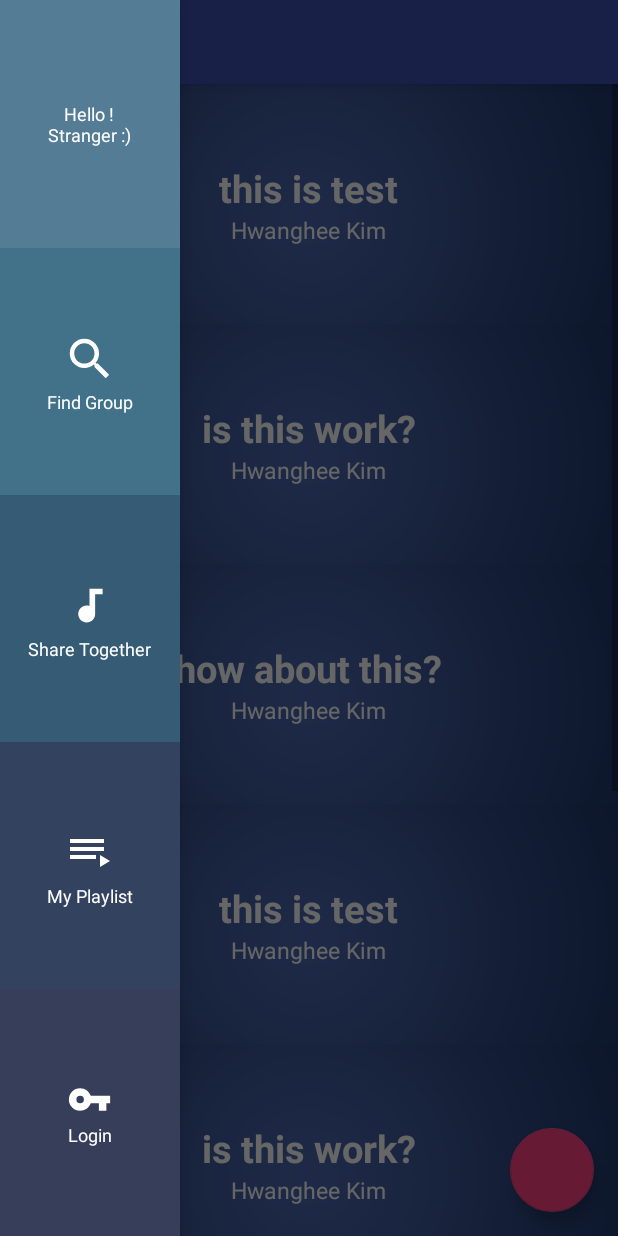
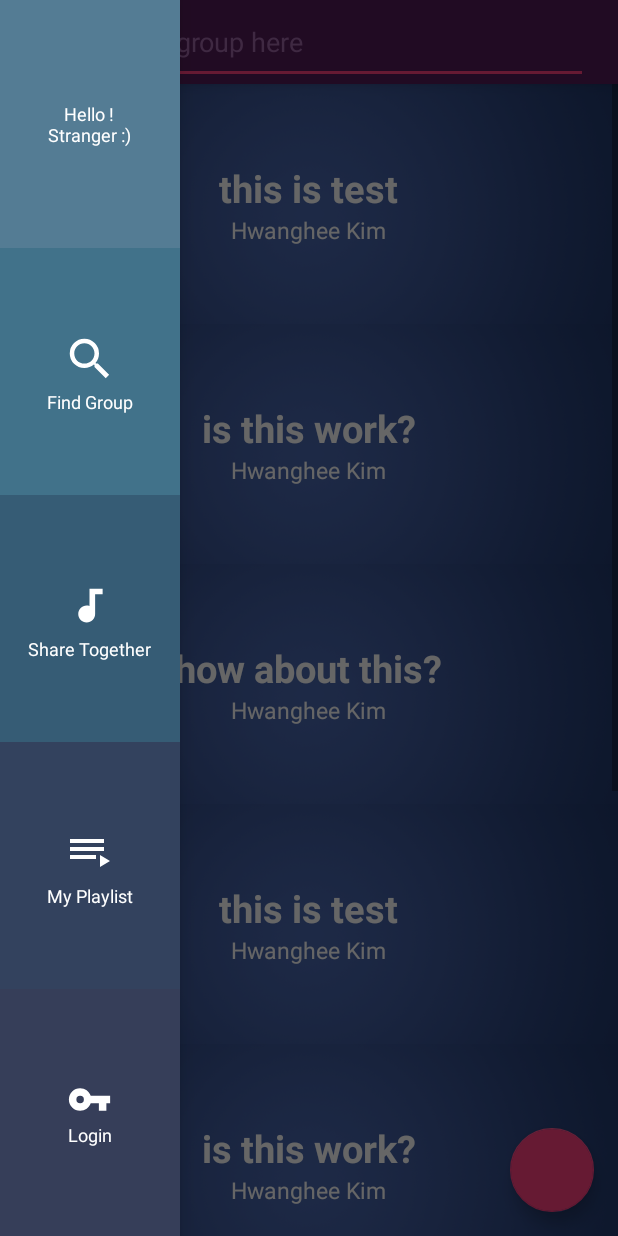
Before and after one commit to HwangheeKim/SharePlaylist, an Android app: the screen it shows after launch (MainActivity), with the side drawer open, on a phone screen of 412 x 824 dp. Run offline under Robolectric (Android 15) with nearby library versions, the light colour scheme and no system bars; our stand-ins replace Picasso; libraries missing offline, so code that uses them is left out: com.facebook, com.koushikdutta.async, com.koushikdutta.ion; pictures from the network do not load; 1 statement that could not run was skipped.

Commit message:
Search bar added

```diff
--- a/android/app/src/main/java/com/example/q/shareplaylist/FindGroup.java
+++ b/android/app/src/main/java/com/example/q/shareplaylist/FindGroup.java
@@ -18,8 +18,8 @@ public class FindGroup extends Fragment {
                              Bundle savedInstanceState) {
         View rootView = inflater.inflate(R.layout.fragment_find_group, container, false);
 
-        Toolbar toolbar = (Toolbar)rootView.findViewById(R.id.findgroup_toolbar);
-        ((AppBarLayout)rootView.findViewById(R.id.findgroup_appbar)).setExpanded(true);
+//        Toolbar toolbar = (Toolbar)rootView.findViewById(R.id.findgroup_toolbar);
+//        ((AppBarLayout)rootView.findViewById(R.id.findgroup_appbar)).setExpanded(true);
 
         GridView gridView = (GridView)rootView.findViewById(R.id.findgroup_gridview);
         ViewCompat.setNestedScrollingEnabled(gridView, true);
--- a/android/app/src/main/res/layout/fragment_find_group.xml
+++ b/android/app/src/main/res/layout/fragment_find_group.xml
@@ -27,8 +27,19 @@
                 android:id="@+id/findgroup_toolbar"
                 android:layout_width="match_parent"
                 android:layout_height="?attr/actionBarSize"
+                android:background="#521c59"
                 android:popupTheme="@style/Widget.AppCompat.ActionBar"
+                android:gravity="center"
                 app:layout_collapseMode="pin">
+
+                <EditText
+                    android:layout_width="match_parent"
+                    android:layout_height="match_parent"
+                    android:layout_marginLeft="20dp"
+                    android:layout_marginRight="20dp"
+                    android:textColor="#c771ed"
+                    android:hint="Search you group here"
+                    android:textColorHint="#9e66a6"/>
 
             </android.support.v7.widget.Toolbar>
 
```
